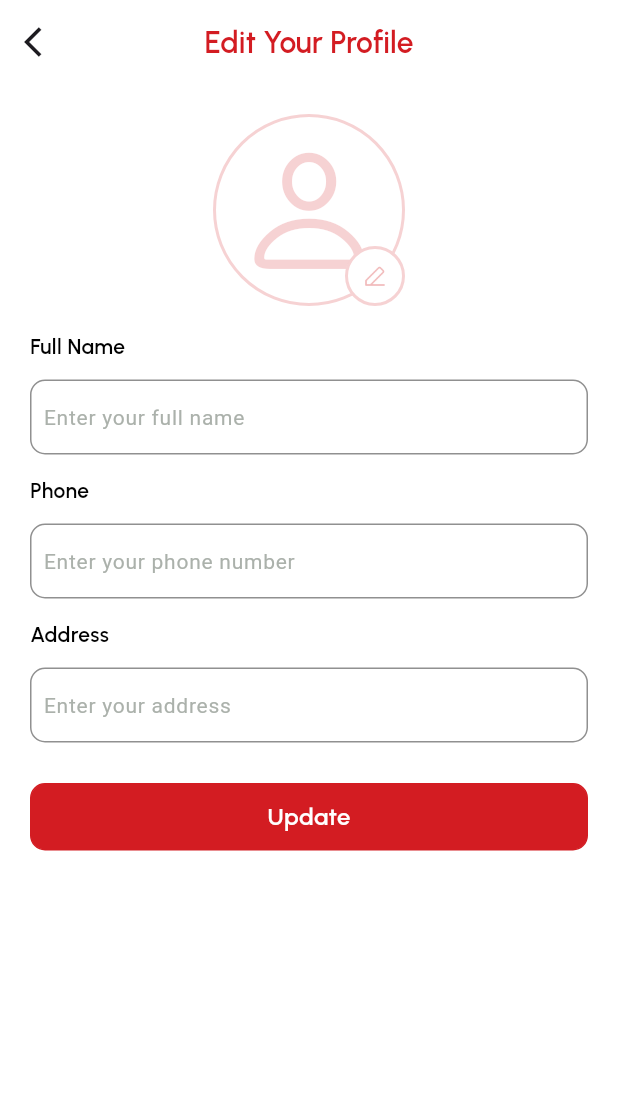
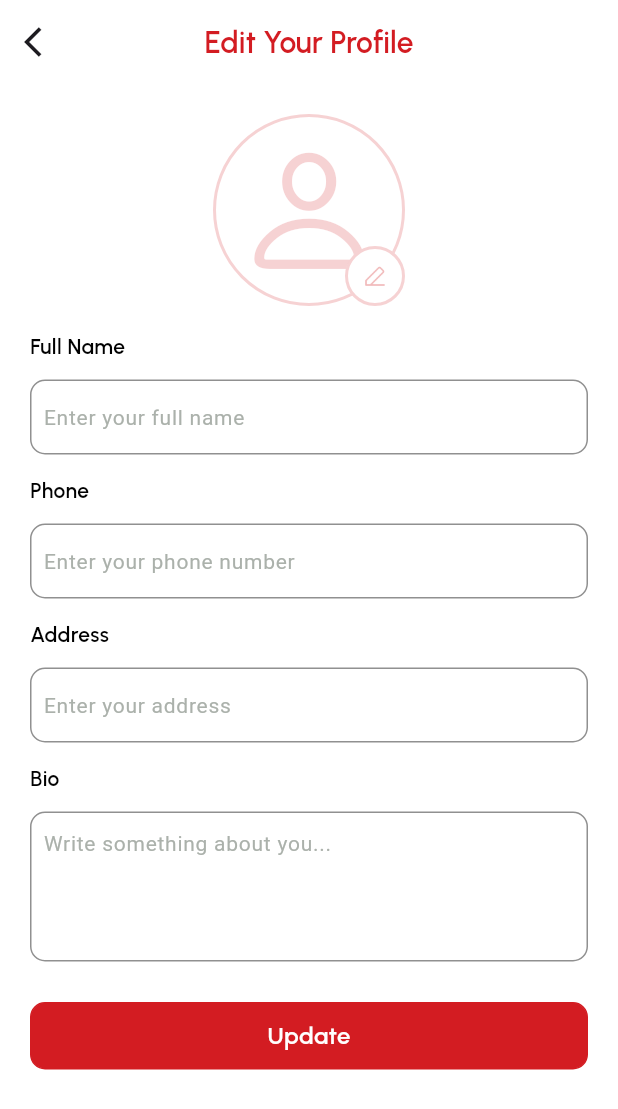
Before and after one commit to bdCalling-Sdt-hub/pet_app_extended, a Flutter app: the EditProfileView screen opened by its route, on a phone screen of 412 x 824 dp. Shown: the top 1109 px of the screen. Run offline on Flutter 3.47's test engine with Material 3 defaults, Android fonts, the phone set to English and light mode, and no system bars; our stand-ins replace cached_network_image, connectivity_plus, dotted_border, flutter_dotenv, flutter_screenutil, flutter_svg and 14 more; accounts and stored records are empty; network calls fail.

```diff
--- a/lib/controllers/complete_profile_controller.dart
+++ b/lib/controllers/complete_profile_controller.dart
@@ -34,8 +34,8 @@ class CompleteProfileController extends GetxController {
       TextEditingController(text: PrefsHelper.address);
   TextEditingController fullNameController =
       TextEditingController(text: PrefsHelper.userName);
-  TextEditingController phoneController =
-      TextEditingController(text: PrefsHelper.userPhone);
+  TextEditingController phoneController = TextEditingController(text: PrefsHelper.userPhone);
+  TextEditingController bioController = TextEditingController();
 
   setLocation({required String address}) {
     locationController.text = address;
@@ -57,6 +57,7 @@ class CompleteProfileController extends GetxController {
       "fullName": fullNameController.text,
       "phone": phoneController.text,
       "address": locationController.text,
+      "bio" : bioController.text
     };
 
     String? imagePath = ImagePickerController.instance.selectedImagePath.value;
--- a/lib/utils/App_Urls/app_urls.dart
+++ b/lib/utils/App_Urls/app_urls.dart
@@ -1,8 +1,10 @@
 
 class AppUrls {
   static String socketUrl = "";
-  static String baseUrl = "http://192.168.10.130:9000/api/v1";
-  static String photoUrl = "http://192.168.10.130:9000";
+  // static String baseUrl = "http://192.168.10.130:9000/api/v1";
+  static String baseUrl = "http://192.168.10.137:9000/api/v1";
+  // static String photoUrl = "http://192.168.10.130:9000";
+  static String photoUrl = "http://192.168.10.137:9000";
 
   static String users = "$baseUrl/users";
 
@@ -27,4 +29,6 @@ class AppUrls {
   static String verifyForgetOtp = "$baseUrl/users/otp/forget-password";
 
   static String resetPassword = "$baseUrl/users/reset-password";
+
+  static String changePassword = "$baseUrl/users/change-password";
 }
--- a/lib/views/components/lost_pets_list_view.dart
+++ b/lib/views/components/lost_pets_list_view.dart
@@ -8,7 +8,6 @@ import 'package:flutter_screenutil/flutter_screenutil.dart';
 import 'package:get/get.dart';
 
 import '../../utils/app_color/app_colors.dart';
-import '../../utils/app_images/app_images.dart';
 import '../../utils/app_text_style/styles.dart';
 
 Padding petsList({required PetModel pet}) {
@@ -19,11 +18,6 @@ Padding petsList({required PetModel pet}) {
       width: Get.width,
       decoration: BoxDecoration(
           borderRadius: BorderRadius.circular(10), color: AppColors.olive
-          // gradient: const LinearGradient(
-          //   begin: Alignment.topCenter,
-          //   end: Alignment.bottomCenter,
-          //   colors: [AppColors.gradient2, AppColors.gradient1],
-          // ),
           ),
       child: Padding(
         padding: const EdgeInsets.only(left: 6.0),
--- a/lib/views/screens/complete_profile/edit_profile_view.dart
+++ b/lib/views/screens/complete_profile/edit_profile_view.dart
@@ -174,6 +174,13 @@ class EditProfileView extends StatelessWidget {
                 width: Get.width,
                 hintText: "Enter your address",
               ),
+              CustomTextField(
+                maxLines: 10,
+                controller: completeProfileController.bioController,
+                title: "Bio",
+                width: Get.width,
+                hintText: "Write something about you...",
+              ),
               sh20,
               completeProfileController.isLoading
                   ? const CustomLoader()
--- a/lib/views/screens/home/home_view.dart
+++ b/lib/views/screens/home/home_view.dart
@@ -226,8 +226,10 @@ class HomeView extends StatelessWidget {
                                       fontSize: 20, color: AppColors.mainColor),
                                 ),
                                 GestureDetector(
-                                  onTap: () =>
-                                      Get.to(() => const AllLostPetsView()),
+                                  onTap: () {
+                                    AllLostPetsView.petList.addAll(controller.lostPetList);
+                                      Get.to(() => AllLostPetsView());
+                                  },
                                   child: Text(
                                     "See all",
                                     style: h2.copyWith(
--- a/lib/views/screens/lost_pets/lost_pets_view.dart
+++ b/lib/views/screens/lost_pets/lost_pets_view.dart
@@ -68,7 +68,7 @@ class LostPetsView extends GetView<LostPetsController> {
                           fontSize: 20, color: AppColors.mainColor),
                     ),
                     GestureDetector(
-                      onTap: () => Get.to(() => const AllLostPetsView()),
+                      onTap: () => Get.to(() => AllLostPetsView()),
                       child: Text(
                         "See all",
                         style:
```
Also changed, not shown: lib/controllers/auth/forgot_controller.dart (+36 -0 lines), lib/controllers/home_controller.dart (+11 -2 lines), lib/models/pagination_model.dart (added, +17 -0 lines), lib/views/screens/lost_pets/all_lost_pets_view.dart (+40 -9 lines), lib/views/screens/menu/views/password_change_view.dart (+10 -1 lines), assets/images/profile.jpg.
